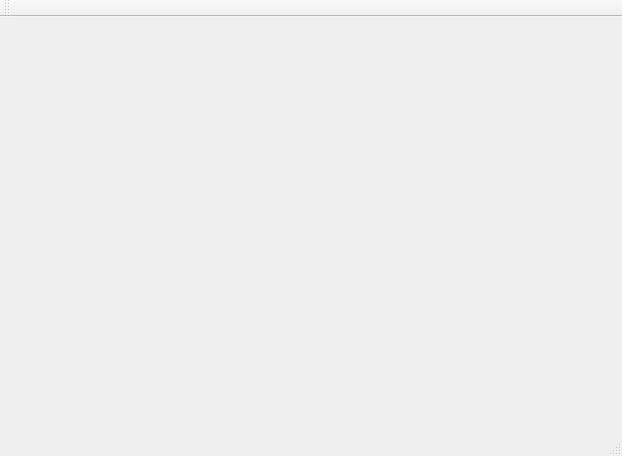
This is mainwindow.ui in maoyutao/GwentGame as Qt 5 draws it before an edit. The edited form follows.
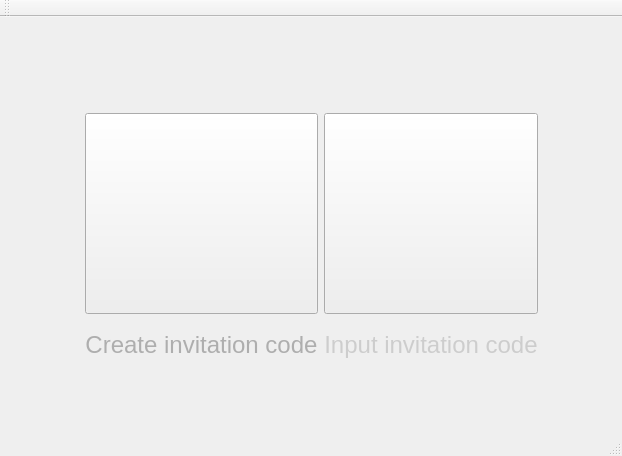
This is the edited form. The open tabs and pages were chosen to show the change. Icons and pictures are not drawn. Custom widgets are drawn as their Qt base class.

Diff of the .ui file:
```diff
--- a/mainwindow.ui
+++ b/mainwindow.ui
@@ -84,10 +84,7 @@
      </disabled>
     </palette>
    </property>
-   <layout class="QVBoxLayout" name="verticalLayout_3">
-    <property name="spacing">
-     <number>0</number>
-    </property>
+   <layout class="QGridLayout" name="gridLayout_4">
     <property name="leftMargin">
      <number>0</number>
     </property>
@@ -100,7 +97,7 @@
     <property name="bottomMargin">
      <number>0</number>
     </property>
-    <item>
+    <item row="0" column="0">
      <widget class="QStackedWidget" name="mainStackedWidget">
       <property name="sizePolicy">
        <sizepolicy hsizetype="Expanding" vsizetype="Expanding">
@@ -109,7 +106,7 @@
        </sizepolicy>
       </property>
       <property name="currentIndex">
-       <number>0</number>
+       <number>3</number>
       </property>
       <widget class="QWidget" name="start">
        <property name="styleSheet">
@@ -756,11 +753,8 @@
         </item>
        </layout>
       </widget>
-      <widget class="QWidget" name="play">
-       <layout class="QHBoxLayout" name="horizontalLayout_6">
-        <property name="spacing">
-         <number>0</number>
-        </property>
+      <widget class="QWidget" name="game">
+       <layout class="QGridLayout" name="gridLayout_5">
         <property name="leftMargin">
          <number>0</number>
         </property>
@@ -773,14 +767,17 @@
         <property name="bottomMargin">
          <number>0</number>
         </property>
-        <item>
-         <widget class="Play" name="playStackWidget">
+        <item row="0" column="0">
+         <widget class="Game" name="gameStackWidget">
           <property name="sizePolicy">
            <sizepolicy hsizetype="Expanding" vsizetype="Expanding">
             <horstretch>0</horstretch>
             <verstretch>0</verstretch>
            </sizepolicy>
           </property>
+          <property name="styleSheet">
+           <string notr="true">border-image: url(:/new/prefix1/resource/background.png)</string>
+          </property>
           <widget class="QWidget" name="gameReady">
            <property name="styleSheet">
             <string notr="true">#gameReady { 
@@ -791,8 +788,213 @@
 border-image:url();
 }</string>
            </property>
+           <layout class="QGridLayout" name="gridLayout_6" rowstretch="3,8,2" columnstretch="1,5,1">
+            <property name="leftMargin">
+             <number>0</number>
+            </property>
+            <property name="topMargin">
+             <number>0</number>
+            </property>
+            <property name="rightMargin">
+             <number>0</number>
+            </property>
+            <property name="bottomMargin">
+             <number>0</number>
+            </property>
+            <property name="spacing">
+             <number>0</number>
+            </property>
+            <item row="0" column="1">
+             <spacer name="verticalSpacer_3">
+              <property name="orientation">
+               <enum>Qt::Vertical</enum>
+              </property>
+              <property name="sizeHint" stdset="0">
+               <size>
+                <width>20</width>
+                <height>89</height>
+               </size>
+              </property>
+             </spacer>
+            </item>
+            <item row="1" column="0">
+             <spacer name="horizontalSpacer_3">
+              <property name="orientation">
+               <enum>Qt::Horizontal</enum>
+              </property>
+              <property name="sizeHint" stdset="0">
+               <size>
+                <width>86</width>
+                <height>20</height>
+               </size>
+              </property>
+             </spacer>
+            </item>
+            <item row="1" column="1">
+             <layout class="QGridLayout" name="gridLayout" rowstretch="4,1" columnstretch="3,1,3">
+              <item row="0" column="2">
+               <widget class="QPushButton" name="asClientButton">
+                <property name="sizePolicy">
+                 <sizepolicy hsizetype="Minimum" vsizetype="Preferred">
+                  <horstretch>0</horstretch>
+                  <verstretch>0</verstretch>
+                 </sizepolicy>
+                </property>
+                <property name="styleSheet">
+                 <string notr="true">border-image: url(:/new/prefix1/resource/asClient.png)</string>
+                </property>
+                <property name="text">
+                 <string/>
+                </property>
+               </widget>
+              </item>
+              <item row="0" column="0">
+               <widget class="QPushButton" name="asServerButton">
+                <property name="sizePolicy">
+                 <sizepolicy hsizetype="Minimum" vsizetype="Preferred">
+                  <horstretch>0</horstretch>
+                  <verstretch>0</verstretch>
+                 </sizepolicy>
+                </property>
+                <property name="styleSheet">
+                 <string notr="true">border-image:url(:/new/prefix1/resource/asSever.png)</string>
+                </property>
+                <property name="text">
+                 <string/>
+                </property>
+               </widget>
+              </item>
+              <item row="1" column="2">
+               <widget class="QLabel" name="label_4">
+                <property name="text">
+                 <string>&lt;html&gt;&lt;head/&gt;&lt;body&gt;&lt;p align=&quot;center&quot;&gt;&lt;span style=&quot; font-size:18pt; color:#cdcdcd;&quot;&gt;Input invitation code&lt;/span&gt;&lt;/p&gt;&lt;/body&gt;&lt;/html&gt;</string>
+                </property>
+               </widget>
+              </item>
+              <item row="1" column="0">
+               <widget class="QLabel" name="label_3">
+                <property name="text">
+                 <string>&lt;html&gt;&lt;head/&gt;&lt;body&gt;&lt;p&gt;&lt;span style=&quot; font-size:18pt; color:#aeaeae;&quot;&gt;Create invitation code&lt;/span&gt;&lt;/p&gt;&lt;/body&gt;&lt;/html&gt;</string>
+                </property>
+                <property name="alignment">
+                 <set>Qt::AlignCenter</set>
+                </property>
+               </widget>
+              </item>
+              <item row="0" column="1">
+               <spacer name="horizontalSpacer_5">
+                <property name="orientation">
+                 <enum>Qt::Horizontal</enum>
+                </property>
+                <property name="sizeHint" stdset="0">
+                 <size>
+                  <width>40</width>
+                  <height>20</height>
+                 </size>
+                </property>
+               </spacer>
+              </item>
+             </layout>
+            </item>
+            <item row="1" column="2">
+             <spacer name="horizontalSpacer_4">
+              <property name="orientation">
+               <enum>Qt::Horizontal</enum>
+              </property>
+              <property name="sizeHint" stdset="0">
+               <size>
+                <width>86</width>
+                <height>20</height>
+               </size>
+              </property>
+             </spacer>
+            </item>
+            <item row="2" column="1">
+             <spacer name="verticalSpacer_4">
+              <property name="orientation">
+               <enum>Qt::Vertical</enum>
+              </property>
+              <property name="sizeHint" stdset="0">
+               <size>
+                <width>20</width>
+                <height>59</height>
+               </size>
+              </property>
+             </spacer>
+            </item>
+           </layout>
           </widget>
-          <widget class="QWidget" name="dispatchCards">
+          <widget class="QWidget" name="waitiing">
+           <layout class="QHBoxLayout" name="horizontalLayout_3">
+            <item>
+             <layout class="QGridLayout" name="gridLayout_7" rowstretch="2,4,2" columnstretch="1,3,1">
+              <item row="0" column="1">
+               <spacer name="verticalSpacer_5">
+                <property name="orientation">
+                 <enum>Qt::Vertical</enum>
+                </property>
+                <property name="sizeHint" stdset="0">
+                 <size>
+                  <width>20</width>
+                  <height>40</height>
+                 </size>
+                </property>
+               </spacer>
+              </item>
+              <item row="1" column="0">
+               <spacer name="horizontalSpacer_6">
+                <property name="orientation">
+                 <enum>Qt::Horizontal</enum>
+                </property>
+                <property name="sizeHint" stdset="0">
+                 <size>
+                  <width>40</width>
+                  <height>20</height>
+                 </size>
+                </property>
+               </spacer>
+              </item>
+              <item row="1" column="1">
+               <widget class="QLabel" name="msg">
+                <property name="styleSheet">
+                 <string notr="true">border-image: url(:/new/prefix1/resource/massagebox.png)</string>
+                </property>
+                <property name="text">
+                 <string>&lt;html&gt;&lt;head/&gt;&lt;body&gt;&lt;p align=&quot;center&quot;&gt;&lt;span style=&quot; font-size:24pt; color:#b7b7b7;&quot;&gt;Please wait patiently.&lt;/span&gt;&lt;/p&gt;&lt;/body&gt;&lt;/html&gt;</string>
+                </property>
+               </widget>
+              </item>
+              <item row="1" column="2">
+               <spacer name="horizontalSpacer_7">
+                <property name="orientation">
+                 <enum>Qt::Horizontal</enum>
+                </property>
+                <property name="sizeHint" stdset="0">
+                 <size>
+                  <width>40</width>
+                  <height>20</height>
+                 </size>
+                </property>
+               </spacer>
+              </item>
+              <item row="2" column="1">
+               <spacer name="verticalSpacer_6">
+                <property name="orientation">
+                 <enum>Qt::Vertical</enum>
+                </property>
+                <property name="sizeHint" stdset="0">
+                 <size>
+                  <width>20</width>
+                  <height>40</height>
+                 </size>
+                </property>
+               </spacer>
+              </item>
+             </layout>
+            </item>
+           </layout>
+          </widget>
+          <widget class="QWidget" name="gamingChoose">
            <property name="styleSheet">
             <string notr="true">#dispatchCards { 
 border-image: url(:/new/prefix1/resource/background.png)
@@ -802,6 +1004,76 @@
 border-image:url();
 }</string>
            </property>
+           <layout class="QGridLayout" name="gridLayout_8" rowstretch="5,1" columnstretch="1,16,1">
+            <item row="0" column="1">
+             <layout class="QVBoxLayout" name="verticalLayout" stretch="2,1,7">
+              <item>
+               <widget class="QLabel" name="label_5">
+                <property name="text">
+                 <string>&lt;html&gt;&lt;head/&gt;&lt;body&gt;&lt;p align=&quot;center&quot;&gt;&lt;span style=&quot; font-size:24pt; color:#e7e7e7;&quot;&gt;choose your card set&lt;/span&gt;&lt;/p&gt;&lt;/body&gt;&lt;/html&gt;</string>
+                </property>
+               </widget>
+              </item>
+              <item>
+               <spacer name="verticalSpacer_7">
+                <property name="orientation">
+                 <enum>Qt::Vertical</enum>
+                </property>
+                <property name="sizeHint" stdset="0">
+                 <size>
+                  <width>20</width>
+                  <height>40</height>
+                 </size>
+                </property>
+               </spacer>
+              </item>
+              <item>
+               <widget class="CardSlot" name="gamingChooseSet">
+                <widget class="QWidget" name="page_3"/>
+               </widget>
+              </item>
+             </layout>
+            </item>
+            <item row="0" column="0">
+             <spacer name="horizontalSpacer_8">
+              <property name="orientation">
+               <enum>Qt::Horizontal</enum>
+              </property>
+              <property name="sizeHint" stdset="0">
+               <size>
+                <width>29</width>
+                <height>20</height>
+               </size>
+              </property>
+             </spacer>
+            </item>
+            <item row="0" column="2">
+             <spacer name="horizontalSpacer_9">
+              <property name="orientation">
+               <enum>Qt::Horizontal</enum>
+              </property>
+              <property name="sizeHint" stdset="0">
+               <size>
+                <width>29</width>
+                <height>20</height>
+               </size>
+              </property>
+             </spacer>
+            </item>
+            <item row="1" column="1">
+             <spacer name="verticalSpacer_8">
+              <property name="orientation">
+               <enum>Qt::Vertical</enum>
+              </property>
+              <property name="sizeHint" stdset="0">
+               <size>
+                <width>20</width>
+                <height>58</height>
+               </size>
+              </property>
+             </spacer>
+            </item>
+           </layout>
           </widget>
           <widget class="QWidget" name="gaming">
            <property name="styleSheet">
@@ -2023,9 +2295,9 @@
    <container>1</container>
   </customwidget>
   <customwidget>
-   <class>Play</class>
+   <class>Game</class>
    <extends>QStackedWidget</extends>
-   <header>w_play.h</header>
+   <header>w_game.h</header>
    <container>1</container>
   </customwidget>
  </customwidgets>
```
